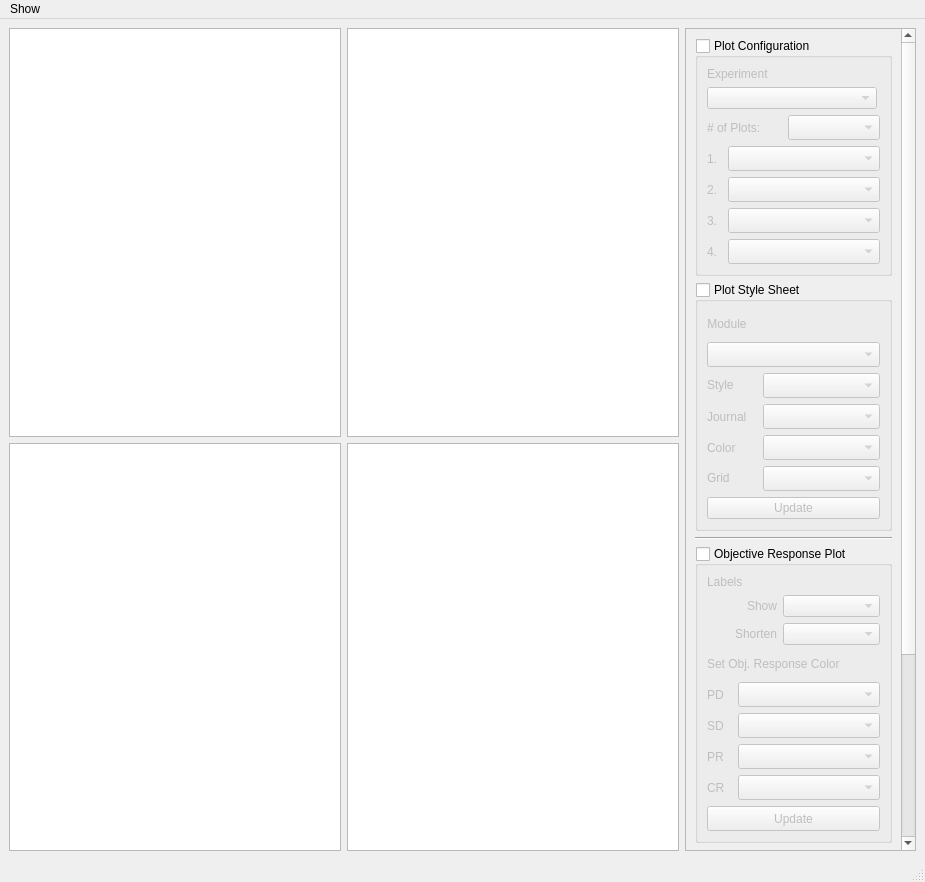
First picture: the form in src/TumorVolumeExperimentView.ui, repository DennisDean/TumorVolumetrics, before the edit.
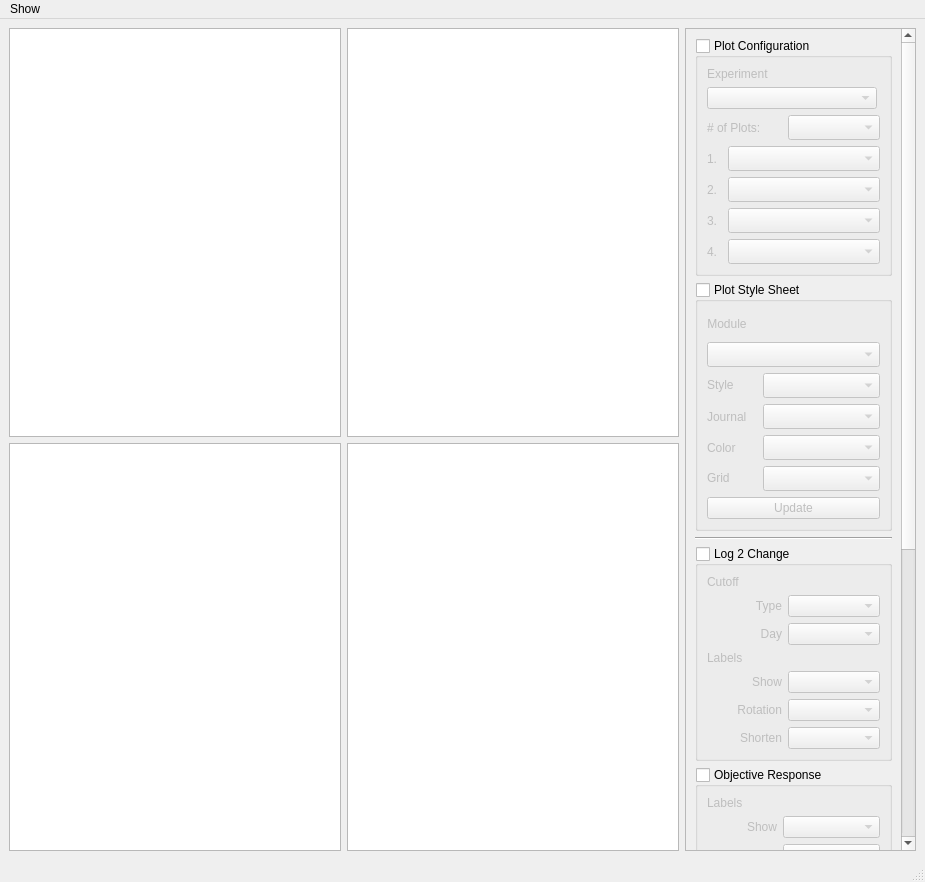
Second picture: the form after the edit.

Commit message: Added style influences semantic color selection for objective response curves. Started adding log 2 change group box.

The edit to the form file:
```diff
--- a/src/TumorVolumeExperimentView.ui
+++ b/src/TumorVolumeExperimentView.ui
@@ -69,9 +69,9 @@
              <property name="geometry">
               <rect>
                <x>0</x>
-               <y>-377</y>
-               <width>231</width>
-               <height>1187</height>
+               <y>-316</y>
+               <width>215</width>
+               <height>1450</height>
               </rect>
              </property>
              <layout class="QVBoxLayout" name="verticalLayout_4">
@@ -640,6 +640,204 @@
                 </property>
                </widget>
               </item>
+              <item>
+               <widget class="QGroupBox" name="groupBox_log_2_change">
+                <property name="title">
+                 <string>Log 2 Change</string>
+                </property>
+                <property name="checkable">
+                 <bool>true</bool>
+                </property>
+                <property name="checked">
+                 <bool>false</bool>
+                </property>
+                <layout class="QVBoxLayout" name="verticalLayout_6">
+                 <item>
+                  <widget class="QLabel" name="label_28">
+                   <property name="text">
+                    <string>Cutoff</string>
+                   </property>
+                  </widget>
+                 </item>
+                 <item>
+                  <layout class="QHBoxLayout" name="horizontalLayout_16">
+                   <item>
+                    <widget class="QLabel" name="label_30">
+                     <property name="sizePolicy">
+                      <sizepolicy hsizetype="Fixed" vsizetype="Preferred">
+                       <horstretch>0</horstretch>
+                       <verstretch>0</verstretch>
+                      </sizepolicy>
+                     </property>
+                     <property name="minimumSize">
+                      <size>
+                       <width>75</width>
+                       <height>0</height>
+                      </size>
+                     </property>
+                     <property name="maximumSize">
+                      <size>
+                       <width>75</width>
+                       <height>16777215</height>
+                      </size>
+                     </property>
+                     <property name="text">
+                      <string>Type</string>
+                     </property>
+                     <property name="alignment">
+                      <set>Qt::AlignRight|Qt::AlignTrailing|Qt::AlignVCenter</set>
+                     </property>
+                    </widget>
+                   </item>
+                   <item>
+                    <widget class="QComboBox" name="comboBox_log_2_cutoff_type"/>
+                   </item>
+                  </layout>
+                 </item>
+                 <item>
+                  <layout class="QHBoxLayout" name="horizontalLayout_log_2_day">
+                   <item>
+                    <widget class="QLabel" name="label_34">
+                     <property name="minimumSize">
+                      <size>
+                       <width>75</width>
+                       <height>0</height>
+                      </size>
+                     </property>
+                     <property name="maximumSize">
+                      <size>
+                       <width>75</width>
+                       <height>16777215</height>
+                      </size>
+                     </property>
+                     <property name="text">
+                      <string>Day</string>
+                     </property>
+                     <property name="alignment">
+                      <set>Qt::AlignRight|Qt::AlignTrailing|Qt::AlignVCenter</set>
+                     </property>
+                    </widget>
+                   </item>
+                   <item>
+                    <widget class="QComboBox" name="comboBox_log_2_cutoff_day"/>
+                   </item>
+                  </layout>
+                 </item>
+                 <item>
+                  <widget class="QLabel" name="label_29">
+                   <property name="text">
+                    <string>Labels</string>
+                   </property>
+                  </widget>
+                 </item>
+                 <item>
+                  <layout class="QHBoxLayout" name="horizontalLayout_23">
+                   <item>
+                    <widget class="QLabel" name="label_32">
+                     <property name="sizePolicy">
+                      <sizepolicy hsizetype="Fixed" vsizetype="Preferred">
+                       <horstretch>0</horstretch>
+                       <verstretch>0</verstretch>
+                      </sizepolicy>
+                     </property>
+                     <property name="minimumSize">
+                      <size>
+                       <width>75</width>
+                       <height>0</height>
+                      </size>
+                     </property>
+                     <property name="maximumSize">
+                      <size>
+                       <width>75</width>
+                       <height>16777215</height>
+                      </size>
+                     </property>
+                     <property name="text">
+                      <string>Show</string>
+                     </property>
+                     <property name="alignment">
+                      <set>Qt::AlignRight|Qt::AlignTrailing|Qt::AlignVCenter</set>
+                     </property>
+                    </widget>
+                   </item>
+                   <item>
+                    <widget class="QComboBox" name="comboBox_log_2_label_show"/>
+                   </item>
+                  </layout>
+                 </item>
+                 <item>
+                  <layout class="QHBoxLayout" name="horizontalLayout_24">
+                   <item>
+                    <widget class="QLabel" name="label_31">
+                     <property name="sizePolicy">
+                      <sizepolicy hsizetype="Fixed" vsizetype="Preferred">
+                       <horstretch>0</horstretch>
+                       <verstretch>0</verstretch>
+                      </sizepolicy>
+                     </property>
+                     <property name="minimumSize">
+                      <size>
+                       <width>75</width>
+                       <height>0</height>
+                      </size>
+                     </property>
+                     <property name="maximumSize">
+                      <size>
+                       <width>75</width>
+                       <height>16777215</height>
+                      </size>
+                     </property>
+                     <property name="text">
+                      <string>Rotation</string>
+                     </property>
+                     <property name="alignment">
+                      <set>Qt::AlignRight|Qt::AlignTrailing|Qt::AlignVCenter</set>
+                     </property>
+                    </widget>
+                   </item>
+                   <item>
+                    <widget class="QComboBox" name="comboBox_log_2_label_rotation"/>
+                   </item>
+                  </layout>
+                 </item>
+                 <item>
+                  <layout class="QHBoxLayout" name="horizontalLayout_22">
+                   <item>
+                    <widget class="QLabel" name="label_33">
+                     <property name="sizePolicy">
+                      <sizepolicy hsizetype="Fixed" vsizetype="Preferred">
+                       <horstretch>0</horstretch>
+                       <verstretch>0</verstretch>
+                      </sizepolicy>
+                     </property>
+                     <property name="minimumSize">
+                      <size>
+                       <width>75</width>
+                       <height>0</height>
+                      </size>
+                     </property>
+                     <property name="maximumSize">
+                      <size>
+                       <width>75</width>
+                       <height>16777215</height>
+                      </size>
+                     </property>
+                     <property name="text">
+                      <string>Shorten</string>
+                     </property>
+                     <property name="alignment">
+                      <set>Qt::AlignRight|Qt::AlignTrailing|Qt::AlignVCenter</set>
+                     </property>
+                    </widget>
+                   </item>
+                   <item>
+                    <widget class="QComboBox" name="comboBox_log_2_label_shorten"/>
+                   </item>
+                  </layout>
+                 </item>
+                </layout>
+               </widget>
+              </item>
               <item>
                <widget class="QGroupBox" name="groupBox_objective_response">
                 <property name="sizePolicy">
@@ -649,7 +847,7 @@
                  </sizepolicy>
                 </property>
                 <property name="title">
-                 <string>Objective Response Plot</string>
+                 <string>Objective Response</string>
                 </property>
                 <property name="checkable">
                  <bool>true</bool>
```
The commit also changes 1 other file.
